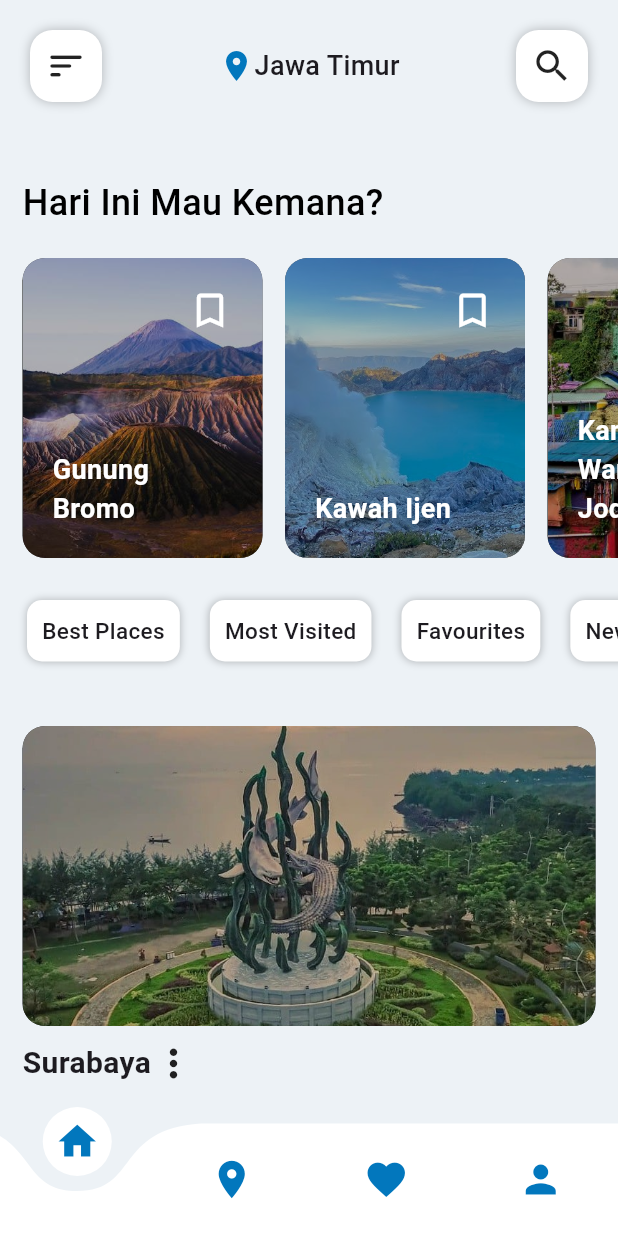
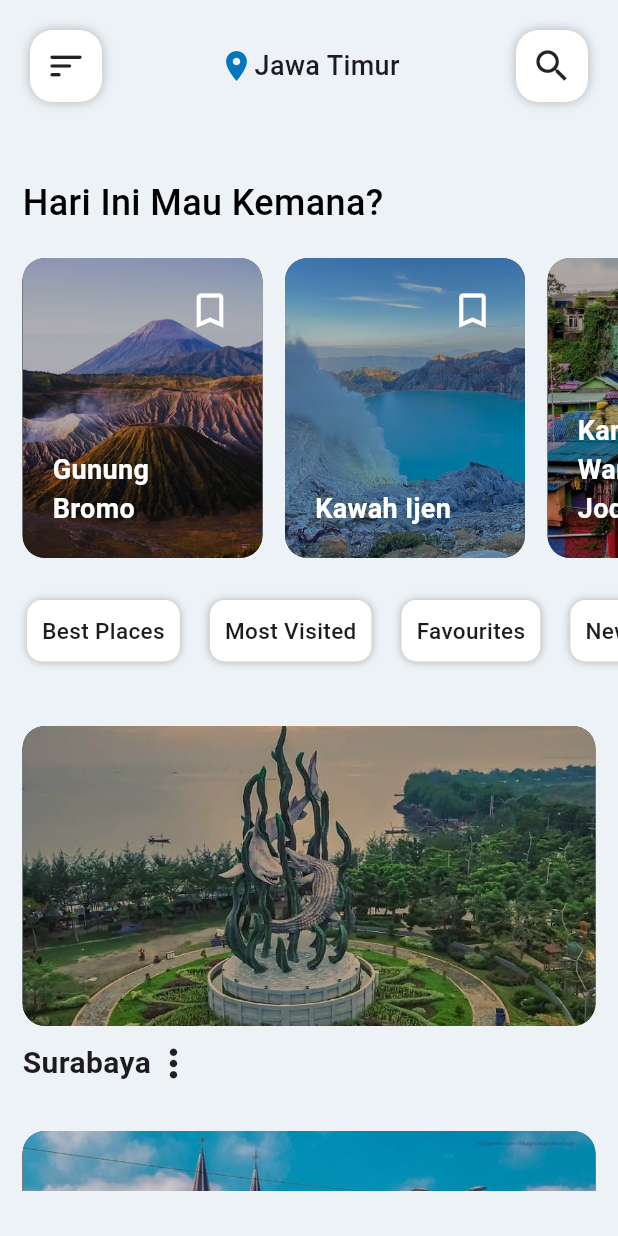
Before and after one commit to Anaaaslagi/EJGO_FinalProject, a Flutter app: the HomePage screen opened directly, on a phone screen of 412 x 824 dp. Run offline on Flutter 3.47's test engine with Material 3 defaults, Android fonts, the phone set to English and light mode, and no system bars; drawn by our look-alikes of curved_navigation_bar.

Commit message:
final commit boss tamattt

```diff
--- a/lib/screens/home_screen.dart
+++ b/lib/screens/home_screen.dart
@@ -2,10 +2,9 @@ import 'package:flutter/material.dart';
 import 'package:tugas3/screens/location_detail_screen.dart';
 import 'package:tugas3/screens/post_screen.dart';
 import 'package:tugas3/widgets/home_app_bar.dart';
-import 'package:tugas3/widgets/home_buttom_bar.dart';
 
 class HomePage extends StatelessWidget{
-  var category = [
+  final List<String> category = [
     'Best Places',
     'Most Visited',
     'Favourites',
@@ -14,7 +13,7 @@ class HomePage extends StatelessWidget{
     'Restaurants'
   ];
 
-  var locations = [
+  final List<String> locations = [
     'Gunung Bromo',
     'Kawah Ijen',
     'Kampung Warna Warni Jodipan',
@@ -188,17 +187,17 @@ class HomePage extends StatelessWidget{
   Widget build(BuildContext context){
     return Scaffold(
       appBar: PreferredSize(
-      preferredSize: Size.fromHeight(90.0),
+      preferredSize: const Size.fromHeight(90.0),
       child: HomeAppBar(),
     ),
     body: SafeArea(
       child: Padding(
-        padding: EdgeInsets.symmetric(vertical: 30),
+        padding: const EdgeInsets.symmetric(vertical: 30),
         child: SingleChildScrollView(
           child: Column(
             crossAxisAlignment: CrossAxisAlignment.start, // Align ke kiri
               children: [
-                Padding(
+                const Padding(
                   padding: EdgeInsets.symmetric(horizontal: 15),
                   child: Text(
                     "Hari Ini Mau Kemana?",
@@ -209,7 +208,7 @@ class HomePage extends StatelessWidget{
                     ),
                   ),
                 ),
-                SizedBox(height: 20), // Jarak antara teks dan elemen berikutnya
+                const SizedBox(height: 20), // Jarak antara teks dan elemen berikutnya
                 Row(
                   children: [
                 Expanded(child: Container(
@@ -236,8 +235,8 @@ class HomePage extends StatelessWidget{
                         },
                         child: Container(
                           width: 160,
-                          padding: EdgeInsets.all(20),
-                          margin: EdgeInsets.only(left: 15),
+                          padding: const EdgeInsets.all(20),
+                          margin: const EdgeInsets.only(left: 15),
                           decoration: BoxDecoration(
                             color: Colors.black,
                             borderRadius: BorderRadius.circular(15),
@@ -251,18 +250,18 @@ class HomePage extends StatelessWidget{
                             children: [
                               Container(
                                 alignment: Alignment.topRight,
-                                child: Icon(
+                                child: const Icon(
                                   Icons.bookmark_border_outlined,
                                   color: Colors.white,
                                   size: 30,
                                 ),
                               ),
-                              Spacer(),
+                              const Spacer(),
                               Container(
                                 alignment: Alignment.bottomLeft,
                                 child: Text(
                                   locations[index],
-                                  style: TextStyle(
+                                  style: const TextStyle(
                                     color: Colors.white,
                                     fontSize: 18,
                                     fontWeight: FontWeight.w600,
@@ -277,21 +276,21 @@ class HomePage extends StatelessWidget{
                 )),
               ],
             ),
-            SizedBox(height: 20),
+            const SizedBox(height: 20),
             SingleChildScrollView(
               scrollDirection: Axis.horizontal,
               child: Padding(
-                padding: EdgeInsets.all(8),
+                padding: const EdgeInsets.all(8),
                 child: Row(
                   children: [
                     for (int i = 0; i < 6; i++)
                     Container(
-                      margin: EdgeInsets.symmetric(horizontal: 10),
-                      padding: EdgeInsets.all(10),
+                      margin: const EdgeInsets.symmetric(horizontal: 10),
+                      padding: const EdgeInsets.all(10),
                       decoration: BoxDecoration(
                         color: Colors.white,
                         borderRadius: BorderRadius.circular(10),
-                        boxShadow: [
+                        boxShadow: const [
                           BoxShadow(
                             color: Colors.black26,
                             blurRadius: 4,
@@ -300,7 +299,7 @@ class HomePage extends StatelessWidget{
                       ),
                       child: Text(
                         category[i],
-                        style: TextStyle(
+                        style: const TextStyle(
                           fontSize: 15,
                           fontWeight: FontWeight.w500,
                         ),
@@ -310,15 +309,15 @@ class HomePage extends StatelessWidget{
                 ),
               ),
               ),
-              SizedBox(height: 20),
+              const SizedBox(height: 20),
                 ListView.builder(
-                  physics: NeverScrollableScrollPhysics(),
+                  physics: const NeverScrollableScrollPhysics(),
                   itemCount: city.length,
                   shrinkWrap: true,
                   itemBuilder: (BuildContext context, int index) {
                     final String cityName = city[index];
                     return Padding(
-                      padding: EdgeInsets.all(15),
+                      padding: const EdgeInsets.all(15),
                       child: Column(
                         children: [
                           InkWell(
@@ -348,17 +347,17 @@ class HomePage extends StatelessWidget{
                             ),
                           ),
                           Padding(
-                            padding: EdgeInsets.only(top: 10),
+                            padding: const EdgeInsets.only(top: 10),
                             child: Row(
                               children: [
                                 Text(
                                   city[index],
-                                  style: TextStyle(
+                                  style: const TextStyle(
                                     fontSize: 20,
                                     fontWeight: FontWeight.w600,
                                   ),
                                 ),
-                                Icon(Icons.more_vert, size: 30),
+                                const Icon(Icons.more_vert, size: 30),
                               ],
                             ),
                           ),
@@ -371,7 +370,6 @@ class HomePage extends StatelessWidget{
             ),
           ),
         ),
-        bottomNavigationBar: HomeButtomBar(),
       );
     }
   }
--- a/lib/screens/post_screen.dart
+++ b/lib/screens/post_screen.dart
@@ -10,7 +10,7 @@ class PostScreen extends StatelessWidget {
   final String address;
   final String openingHours;
 
-  PostScreen({
+  const PostScreen({
     required this.index,
     required this.location,
     required this.rating,
@@ -34,7 +34,7 @@ class PostScreen extends StatelessWidget {
     return Scaffold(
       backgroundColor: Colors.transparent,
       appBar: PreferredSize(
-        preferredSize: Size.fromHeight(90),
+        preferredSize: const Size.fromHeight(90),
         child: PostAppBar(),
       ),
       body: Container(
--- a/lib/screens/profile_screen.dart
+++ b/lib/screens/profile_screen.dart
@@ -1,5 +1,4 @@
 import 'package:flutter/material.dart';
-import 'package:tugas3/widgets/home_buttom_bar.dart';
 import 'package:tugas3/widgets/profile_app_bar.dart';
 
 class ProfileScreen extends StatefulWidget {
@@ -125,7 +124,7 @@ class _ProfileScreenState extends State<ProfileScreen> {
   Widget build(BuildContext context) {
   return Scaffold(
       appBar: PreferredSize(
-      preferredSize: Size.fromHeight(50.0),
+      preferredSize: const Size.fromHeight(50.0),
       child: ProfileAppBar(),
     ),
     body: SingleChildScrollView(
@@ -237,7 +236,7 @@ class _ProfileScreenState extends State<ProfileScreen> {
         ],
       ),
     ),
-    bottomNavigationBar: HomeButtomBar(),
+    // bottomNavigationBar: HomeButtomBar(),
   );
 }
 
--- a/lib/widgets/home_app_bar.dart
+++ b/lib/widgets/home_app_bar.dart
@@ -4,17 +4,17 @@ class HomeAppBar extends StatelessWidget{
   @override
   Widget build(BuildContext context){
     return Padding(
-      padding: EdgeInsets.all(20),
+      padding: const EdgeInsets.all(20),
       child: Row(
         mainAxisAlignment: MainAxisAlignment.spaceBetween,
         children: [
           InkWell(
             onTap: (){},
             child: Container(
-              padding: EdgeInsets.all(10),
+              padding: const EdgeInsets.all(10),
               decoration: BoxDecoration(
                 color: Colors.white,
-                boxShadow: [
+                boxShadow: const [
                   BoxShadow(
                     color: Colors.black26,
                     blurRadius: 6,
@@ -22,7 +22,7 @@ class HomeAppBar extends StatelessWidget{
                 ],
                 borderRadius: BorderRadius.circular(15),
               ),
-              child: Icon(
+              child: const Icon(
                 Icons.sort_rounded,
                 size: 28,
               ),
@@ -34,7 +34,7 @@ class HomeAppBar extends StatelessWidget{
                 Icons.location_on,
                 color: Colors.lightBlue.shade800,
               ),
-              Text(
+              const Text(
                 "Jawa Timur",
                 style: TextStyle(
                   fontSize: 18,
@@ -46,10 +46,10 @@ class HomeAppBar extends StatelessWidget{
           InkWell(
             onTap: (){},
             child: Container(
-              padding: EdgeInsets.all(10),
+              padding: const EdgeInsets.all(10),
               decoration: BoxDecoration(
                 color: Colors.white,
-                boxShadow: [
+                boxShadow: const [
                   BoxShadow(
                     color: Colors.black26,
                     blurRadius: 6,
@@ -57,7 +57,7 @@ class HomeAppBar extends StatelessWidget{
                 ],
                 borderRadius: BorderRadius.circular(15),
               ),
-              child: Icon(
+              child: const Icon(
                 Icons.search,
                 size: 28,
               ),
--- a/lib/widgets/home_buttom_bar.dart
+++ b/lib/widgets/home_buttom_bar.dart
@@ -5,34 +5,32 @@ import 'package:tugas3/screens/location_screen.dart';
 import 'package:tugas3/screens/favorite_screen.dart';
 import 'package:tugas3/screens/profile_screen.dart';
 
-class HomeButtomBar extends StatefulWidget {
+class HomeBottomBar extends StatefulWidget {
   @override
-  _HomeButtomBarState createState() => _HomeButtomBarState();
+  _HomeBottomBarState createState() => _HomeBottomBarState();
 }
 
-class _HomeButtomBarState extends State<HomeButtomBar> {
+class _HomeBottomBarState extends State<HomeBottomBar> {
   int _currentIndex = 0;
 
   final List<Widget> _pages = [
     HomePage(),
     LocationScreen(),
     FavoriteScreen(),
-    ProfileScreen(),
+    const ProfileScreen(),
   ];
 
   @override
   Widget build(BuildContext context) {
-    return CurvedNavigationBar(
+    return Scaffold(
+      body: _pages[_currentIndex],  // Menampilkan halaman berdasarkan index
+      bottomNavigationBar: CurvedNavigationBar(
         backgroundColor: Colors.transparent,
         index: _currentIndex,
         onTap: (index) {
           setState(() {
-          _currentIndex = index;
+            _currentIndex = index;  // Update currentIndex
           });
-        Navigator.pushReplacement(
-          context,
-          MaterialPageRoute(builder: (context) => _pages[index]),
-        );
         },
         items: [
           Icon(Icons.home, size: 30, color: Colors.lightBlue.shade800),
@@ -40,6 +38,7 @@ class _HomeButtomBarState extends State<HomeButtomBar> {
           Icon(Icons.favorite, size: 30, color: Colors.lightBlue.shade800),
           Icon(Icons.person, size: 30, color: Colors.lightBlue.shade800),
         ],
+      ),
     );
   }
 }
--- a/lib/widgets/profile_app_bar.dart
+++ b/lib/widgets/profile_app_bar.dart
@@ -4,14 +4,14 @@ class ProfileAppBar extends StatelessWidget {
   @override
   Widget build(BuildContext context) {
     return Padding(
-      padding: EdgeInsets.all(20),
+      padding: const EdgeInsets.all(20),
       child: Row(
         mainAxisAlignment: MainAxisAlignment.end, // Menempatkan ikon di sebelah kanan
         children: [
           InkWell(
             child: Container(
-              padding: EdgeInsets.all(10),
-              child: Icon(
+              padding: const EdgeInsets.all(10),
+              child: const Icon(
                 Icons.menu, // Ikon garis tiga (hamburger menu)
                 size: 28,
               ),
--- a/pubspec.yaml
+++ b/pubspec.yaml
@@ -33,6 +33,7 @@ dependencies:
   image_picker: ^1.1.2
   file_picker: ^8.1.4
   html: ^0.15.0
+  get: ^4.6.5
 
   # The following adds the Cupertino Icons font to your application.
   # Use with the CupertinoIcons class for iOS style icons.
```
Also changed, not shown: analysis_options.yaml (+7 -0 lines), lib/main.dart (+2 -5 lines), lib/screens/favorite_screen.dart (+2 -12 lines), lib/screens/location_detail_screen.dart (+7 -7 lines), lib/screens/location_screen.dart (+5 -7 lines), lib/screens/welcome_screen.dart (+5 -5 lines), lib/widgets/favorite_app_bar.dart (+5 -5 lines), lib/widgets/location_app_bar.dart (+8 -8 lines), lib/widgets/post_buttom_bar.dart (+23 -23 lines), pubspec.lock. Lines whose indentation alone changed are shown as unchanged.
